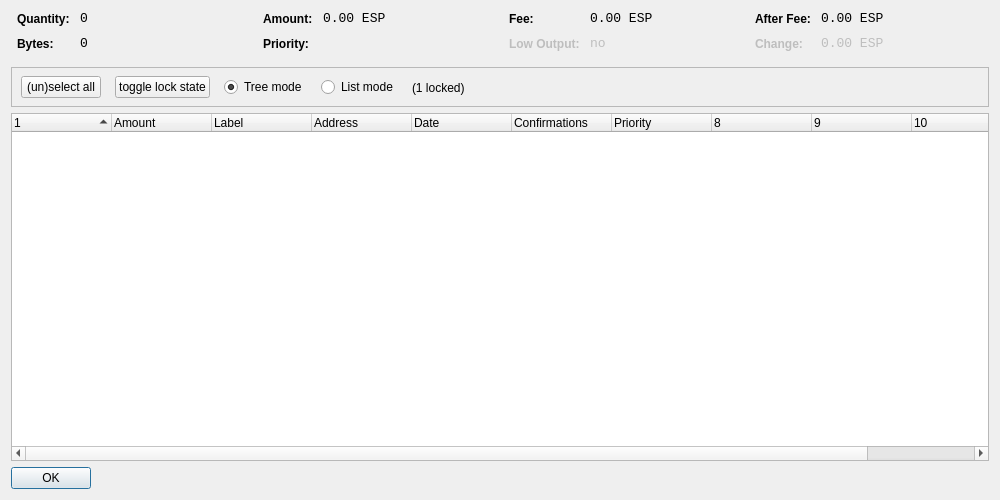
The window that src/qt/forms/coincontroldialog.ui (CryptoCoderz/Espers) describes before a commit, drawn with Qt 5.
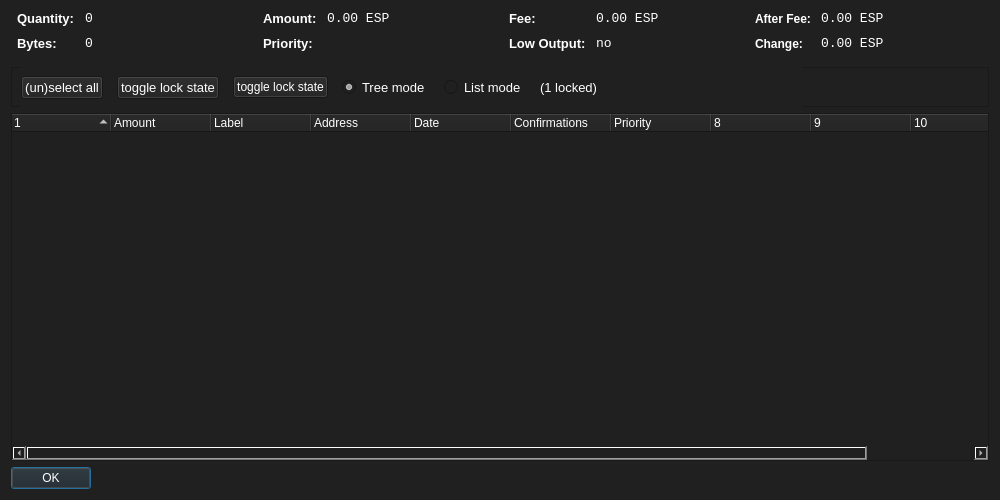
The same window after the commit. Custom widgets are drawn as their Qt base class.

Diff of the .ui file:
```diff
--- a/src/qt/forms/coincontroldialog.ui
+++ b/src/qt/forms/coincontroldialog.ui
@@ -13,6 +13,10 @@
   <property name="windowTitle">
    <string>Coin Control</string>
   </property>
+  <property name="styleSheet">
+   <string notr="true">background-color: rgb(32, 32, 32);
+    color: rgb(255, 255, 255);</string>
+  </property>
   <layout class="QVBoxLayout" name="verticalLayout">
    <item>
     <layout class="QHBoxLayout" name="horizontalLayoutTop" stretch="0,0,0,0">
@@ -38,6 +42,13 @@
        </property>
        <item row="0" column="0">
         <widget class="QLabel" name="labelCoinControlQuantityText">
+         <property name="font">
+          <font>
+           <pointsize>10</pointsize>
+           <weight>75</weight>
+           <bold>true</bold>
+          </font>
+         </property>
          <property name="styleSheet">
           <string notr="true">font-weight:bold;</string>
          </property>
@@ -70,6 +81,13 @@
        </item>
        <item row="1" column="0">
         <widget class="QLabel" name="labelCoinControlBytesText">
+         <property name="font">
+          <font>
+           <pointsize>10</pointsize>
+           <weight>75</weight>
+           <bold>true</bold>
+          </font>
+         </property>
          <property name="styleSheet">
           <string notr="true">font-weight:bold;</string>
          </property>
@@ -118,6 +136,13 @@
        </property>
        <item row="0" column="0">
         <widget class="QLabel" name="labelCoinControlAmountText">
+         <property name="font">
+          <font>
+           <pointsize>10</pointsize>
+           <weight>75</weight>
+           <bold>true</bold>
+          </font>
+         </property>
          <property name="styleSheet">
           <string notr="true">font-weight:bold;</string>
          </property>
@@ -150,6 +175,13 @@
        </item>
        <item row="1" column="0">
         <widget class="QLabel" name="labelCoinControlPriorityText">
+         <property name="font">
+          <font>
+           <pointsize>10</pointsize>
+           <weight>75</weight>
+           <bold>true</bold>
+          </font>
+         </property>
          <property name="styleSheet">
           <string notr="true">font-weight:bold;</string>
          </property>
@@ -198,6 +230,13 @@
        </property>
        <item row="0" column="0">
         <widget class="QLabel" name="labelCoinControlFeeText">
+         <property name="font">
+          <font>
+           <pointsize>10</pointsize>
+           <weight>75</weight>
+           <bold>true</bold>
+          </font>
+         </property>
          <property name="styleSheet">
           <string notr="true">font-weight:bold;</string>
          </property>
@@ -233,6 +272,13 @@
          <property name="enabled">
           <bool>false</bool>
          </property>
+         <property name="font">
+          <font>
+           <pointsize>10</pointsize>
+           <weight>75</weight>
+           <bold>true</bold>
+          </font>
+         </property>
          <property name="styleSheet">
           <string notr="true">font-weight:bold;</string>
          </property>
@@ -379,7 +425,7 @@
         <height>41</height>
        </rect>
       </property>
-      <layout class="QHBoxLayout" name="horizontalLayoutPanel" stretch="0,0,0,0,0">
+      <layout class="QHBoxLayout" name="horizontalLayoutPanel" stretch="0,0,0,0,0,0">
        <property name="spacing">
         <number>14</number>
        </property>
@@ -391,11 +437,37 @@
            <verstretch>0</verstretch>
           </sizepolicy>
          </property>
+         <property name="font">
+          <font>
+           <pointsize>10</pointsize>
+          </font>
+         </property>
          <property name="text">
           <string>(un)select all</string>
          </property>
         </widget>
        </item>
+       <item>
+        <widget class="QPushButton" name="pushButtonToggleLock">
+         <property name="sizePolicy">
+          <sizepolicy hsizetype="Maximum" vsizetype="Fixed">
+           <horstretch>0</horstretch>
+           <verstretch>0</verstretch>
+          </sizepolicy>
+         </property>
+         <property name="font">
+          <font>
+           <pointsize>10</pointsize>
+          </font>
+         </property>
+         <property name="text">
+          <string>toggle lock state</string>
+         </property>
+         <property name="autoDefault">
+          <bool>false</bool>
+         </property>
+        </widget>
+       </item>
          <item>
          <widget class="QPushButton" name="pushButtonToggleLock">
           <property name="sizePolicy">
@@ -420,6 +492,11 @@
            <verstretch>0</verstretch>
           </sizepolicy>
          </property>
+         <property name="font">
+          <font>
+           <pointsize>10</pointsize>
+          </font>
+         </property>
          <property name="text">
           <string>Tree mode</string>
          </property>
@@ -436,18 +513,28 @@
            <verstretch>0</verstretch>
           </sizepolicy>
          </property>
+         <property name="font">
+          <font>
+           <pointsize>10</pointsize>
+          </font>
+         </property>
          <property name="text">
           <string>List mode</string>
          </property>
         </widget>
        </item>
         <item>
-         <widget class="QLabel" name="labelLocked">
-          <property name="text">
-           <string>(1 locked)</string>
-          </property>
-         </widget>
-        </item>
+        <widget class="QLabel" name="labelLocked">
+         <property name="font">
+          <font>
+           <pointsize>10</pointsize>
+          </font>
+         </property>
+         <property name="text">
+          <string>(1 locked)</string>
+         </property>
+        </widget>
+       </item>
        <item>
         <spacer name="horizontalSpacer">
          <property name="orientation">
@@ -467,6 +554,11 @@
    </item>
    <item>
     <widget class="CoinControlTreeWidget" name="treeWidget">
+     <property name="font">
+      <font>
+       <pointsize>10</pointsize>
+      </font>
+     </property>
      <property name="contextMenuPolicy">
       <enum>Qt::CustomContextMenu</enum>
      </property>
@@ -550,6 +642,11 @@
        <verstretch>0</verstretch>
       </sizepolicy>
      </property>
+     <property name="font">
+      <font>
+       <pointsize>10</pointsize>
+      </font>
+     </property>
      <property name="orientation">
       <enum>Qt::Horizontal</enum>
      </property>
```
